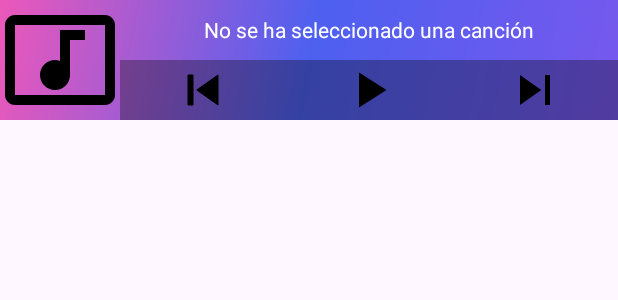
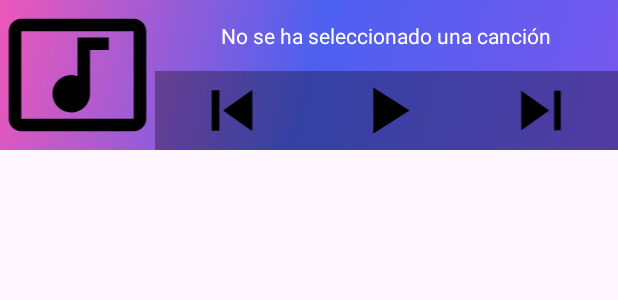
Before and after one commit to FcoMdz/MiniProyectoMovil2, an Android app: the layout widget_layout.xml on its own in the app's theme, with its tools: preview values and no code run, on a phone screen of 412 x 824 dp. Shown: the top 300 px of the screen. Run offline under Robolectric (Android 15) with nearby library versions, the phone set to English and light mode, and no system bars.

Commit message:
Servicio de musica y reproducción

```diff
--- a/app/build.gradle.kts
+++ b/app/build.gradle.kts
@@ -26,6 +26,9 @@ android {
             )
         }
     }
+    buildFeatures {
+        viewBinding=true
+    }
     compileOptions {
         sourceCompatibility = JavaVersion.VERSION_1_8
         targetCompatibility = JavaVersion.VERSION_1_8
@@ -41,6 +44,8 @@ dependencies {
     implementation("androidx.appcompat:appcompat:1.6.1")
     implementation("com.google.android.material:material:1.10.0")
     implementation("androidx.constraintlayout:constraintlayout:2.1.4")
+    implementation("androidx.activity:activity-ktx:1.2.2")
+    implementation("androidx.fragment:fragment-ktx:1.3.2")
     testImplementation("junit:junit:4.13.2")
     androidTestImplementation("androidx.test.ext:junit:1.1.5")
     androidTestImplementation("androidx.test.espresso:espresso-core:3.5.1")
--- a/app/src/main/AndroidManifest.xml
+++ b/app/src/main/AndroidManifest.xml
@@ -1,7 +1,7 @@
 <?xml version="1.0" encoding="utf-8"?>
 <manifest xmlns:android="http://schemas.android.com/apk/res/android"
     xmlns:tools="http://schemas.android.com/tools">
-
+    <uses-permission android:name="android.permission.FOREGROUND_SERVICE" />
     <application
         android:allowBackup="true"
         android:dataExtractionRules="@xml/data_extraction_rules"
@@ -29,6 +29,7 @@
                 android:name="android.appwidget.provider"
                 android:resource="@xml/widget_provider"/>
         </receiver>
+        <service android:name=".MusicService" />
         <activity android:name=".WidgetConfig"
             android:exported="false">
             <intent-filter>
--- a/app/src/main/java/com/example/miniproyecto2/MainActivity.kt
+++ b/app/src/main/java/com/example/miniproyecto2/MainActivity.kt
@@ -2,10 +2,13 @@ package com.example.miniproyecto2
 
 import androidx.appcompat.app.AppCompatActivity
 import android.os.Bundle
+
+
 
 class MainActivity : AppCompatActivity() {
     override fun onCreate(savedInstanceState: Bundle?) {
         super.onCreate(savedInstanceState)
         setContentView(R.layout.activity_main)
     }
+
 }
--- /dev/null
+++ b/app/src/main/res/drawable/baseline_music_note_24.xml
@@ -0,0 +1,5 @@
+<vector android:height="24dp" android:tint="#000000"
+    android:viewportHeight="24" android:viewportWidth="24"
+    android:width="24dp" xmlns:android="http://schemas.android.com/apk/res/android">
+    <path android:fillColor="@android:color/white" android:pathData="M12,3v10.55c-0.59,-0.34 -1.27,-0.55 -2,-0.55 -2.21,0 -4,1.79 -4,4s1.79,4 4,4 4,-1.79 4,-4V7h4V3h-6z"/>
+</vector>
--- a/app/src/main/res/layout/widget_layout.xml
+++ b/app/src/main/res/layout/widget_layout.xml
@@ -1,58 +1,66 @@
 <?xml version="1.0" encoding="utf-8"?>
 
-<GridLayout android:layout_width="match_parent"
-    android:layout_height="80dip"
-    android:columnCount="5"
+<GridLayout
+    android:layout_width="match_parent"
+    android:layout_height="100dip"
+    android:columnCount="4"
     android:rowCount="2"
     xmlns:android="http://schemas.android.com/apk/res/android"
     android:background="@drawable/degradado">
 
 
             <ImageView android:id="@+id/img_cancion"
-                android:layout_width="80dp"
-                android:layout_height="80dp"
                 android:src="@drawable/no_music"
                 android:layout_column="0"
-                android:layout_columnSpan="1"
-                android:layout_rowSpan="2"/>
+                android:layout_row="0"
+                android:layout_columnWeight="1"
+                android:layout_rowWeight="1"
+                android:layout_rowSpan="2"
+                />
 
             <TextView android:id="@+id/txt_nombreCancion"
-                android:layout_width="wrap_content"
-                android:layout_height="40dp"
+                android:layout_rowWeight="1"
+                android:layout_columnWeight="1"
                 android:gravity="center"
                 android:text="No se ha seleccionado una canción"
                 android:textAlignment="center"
                 android:layout_column="1"
-                android:layout_columnWeight="1"
+                android:layout_row="0"
                 android:layout_columnSpan="3"
                 android:textColor="@color/white"
                 />
 
 
 
-            <ImageView android:id="@+id/btn_prev"
-                android:layout_width="wrap_content"
-                android:layout_height="40dp"
+            <ImageButton android:id="@+id/btn_prev"
                 android:src="@drawable/btn_left"
-                android:layout_rowSpan="1"
+                android:scaleType="fitCenter"
                 android:layout_column="1"
+                android:layout_row="1"
                 android:layout_columnWeight="1"
+                android:layout_columnSpan="1"
+                android:layout_rowWeight="1"
                 android:background="@color/newBlack"
 
                 />
-            <ImageView android:id="@+id/btn_play"
-                android:layout_width="wrap_content"
-                android:layout_height="40dp"
+            <ImageButton android:id="@+id/btn_play"
+                android:layout_column="2"
+                android:layout_row="1"
+                android:layout_columnWeight="1"
+                android:layout_columnSpan="1"
+                android:layout_rowWeight="1"
                 android:src="@drawable/btn_play"
-                android:layout_rowSpan="2"
+                android:scaleType="fitCenter"
                 android:background="@color/newBlack"
+                />
+            <ImageButton android:id="@+id/btn_next"
+                android:layout_column="3"
                 android:layout_columnWeight="1"
-                />
-            <ImageView android:id="@+id/btn_next"
-                android:layout_width="wrap_content"
-                android:layout_height="40dp"
+                android:layout_row="1"
+                android:layout_columnSpan="1"
+                android:layout_rowWeight="1"
+                android:scaleType="fitCenter"
                 android:src="@drawable/btn_right"
-                android:layout_columnWeight="1"
                 android:background="@color/newBlack"
                 />
     </GridLayout>
--- a/app/src/main/res/xml/widget_provider.xml
+++ b/app/src/main/res/xml/widget_provider.xml
@@ -1,8 +1,9 @@
 <?xml version="1.0" encoding="utf-8"?>
 <appwidget-provider xmlns:android="http://schemas.android.com/apk/res/android"
     android:initialLayout="@layout/widget_layout"
-    android:minWidth="320dip"
-    android:maxHeight="80dip"
+    android:minWidth="340dip"
+    android:maxHeight="100dip"
+    android:resizeMode="horizontal"
     android:label="@string/str_widget"
     android:updatePeriodMillis="1800000"
     android:configure="com.example.miniproyecto2.WidgetConfig"
--- a/build.gradle.kts
+++ b/build.gradle.kts
@@ -1,5 +1,5 @@
 // Top-level build file where you can add configuration options common to all sub-projects/modules.
 plugins {
-    id("com.android.application") version "8.1.0" apply false
+    id("com.android.application") version "8.1.2" apply false
     id("org.jetbrains.kotlin.android") version "1.8.0" apply false
 }
```
Also changed, not shown: app/src/main/java/com/example/miniproyecto2/ActionReciver.kt (deleted, +0 -13 lines), app/src/main/java/com/example/miniproyecto2/MusicService.kt (added, +113 -0 lines), app/src/main/java/com/example/miniproyecto2/WidgetConfig.kt (+1 -10 lines), app/src/main/java/com/example/miniproyecto2/WidgetMusic.kt (+27 -15 lines).
